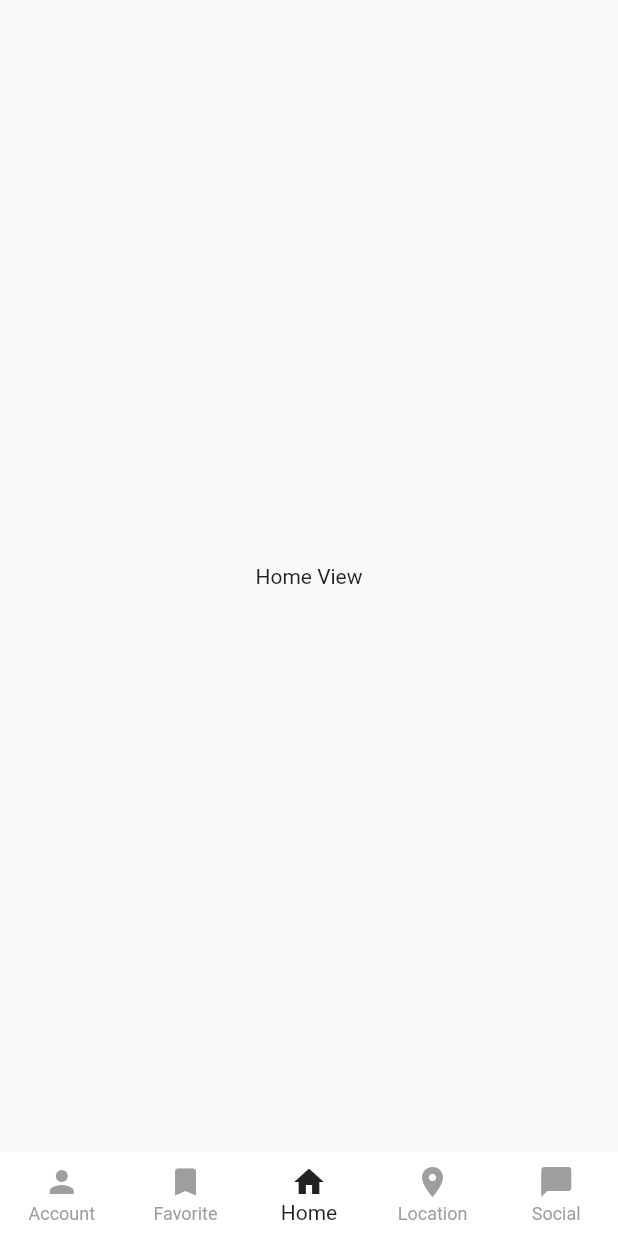
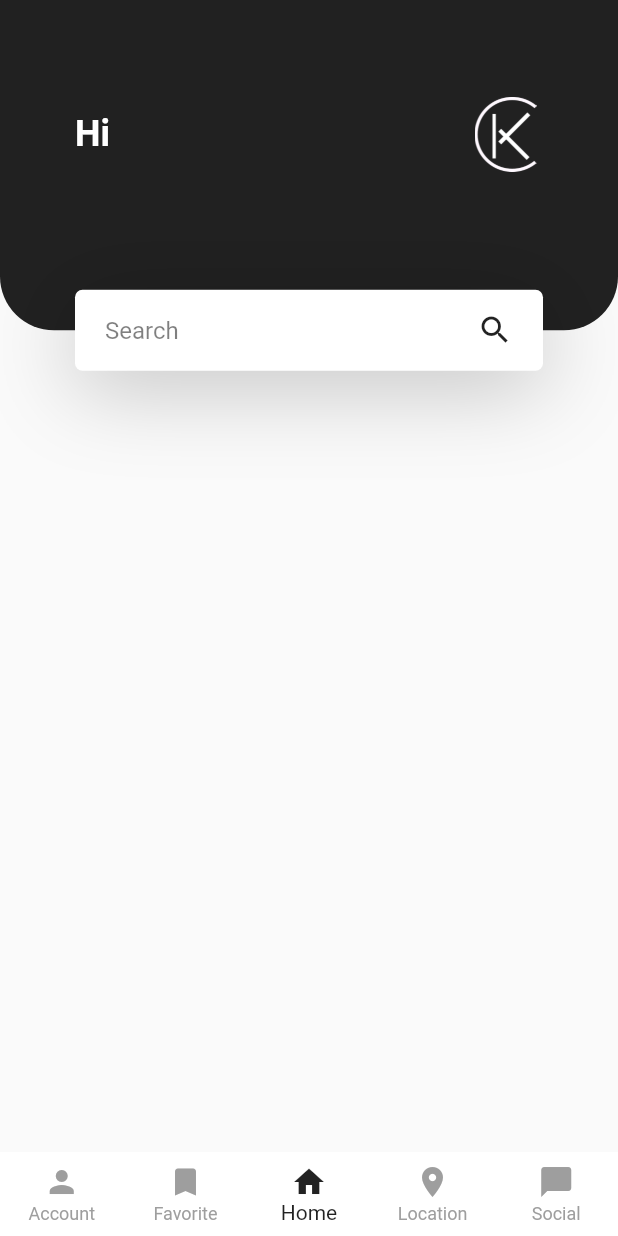
Before and after one commit to leave20/ptapp, a Flutter app: the DashboardPage screen opened by its route, item 3 of the bottom bar chosen, on a phone screen of 412 x 824 dp. Run offline on Flutter 3.47's test engine with Material 2 defaults, Android fonts, the phone set to English and light mode, and no system bars; our stand-ins replace badges, get, shared_preferences; accounts and stored records are empty; network calls fail.

Commit message:
add Home : Header with search component

```diff
--- a/assets/data/favorite.json
+++ b/assets/data/favorite.json
@@ -3,7 +3,7 @@
     "id": 0,
     "name": "Anchor Bracelet",
     "category": "Accessories",
-    "imageUrl": "https://websitedemos.net/brandstore-02/wp-content/uploads/sites/150/2017/12/product-accessory2-300x300.jpg",
+    "imageUrl": "https://m.media-amazon.com/images/I/412w7Y+6PVS._AC_.jpg",
     "oldPrice": "0",
     "price": "150"
   },
@@ -27,7 +27,7 @@
     "id": 3,
     "name": "Dark Brown Jeans",
     "category": "Men",
-    "imageUrl": "https://websitedemos.net/brandstore-02/wp-content/uploads/sites/150/2017/12/product-m-jeans1-300x300.jpg",
+    "imageUrl": "https://m.media-amazon.com/images/I/412w7Y+6PVS._AC_.jpg",
     "oldPrice": "0",
     "price": "150"
   },
@@ -35,7 +35,7 @@
     "id": 4,
     "name": "Blue Denim Jeans",
     "category": "Women",
-    "imageUrl": "https://websitedemos.net/brandstore-02/wp-content/uploads/sites/150/2017/12/product-w-jeans2-300x300.jpg",
+    "imageUrl": "https://m.media-amazon.com/images/I/412w7Y+6PVS._AC_.jpg",
     "oldPrice": "0",
     "price": "150"
   },
@@ -43,7 +43,7 @@
     "id": 5,
     "name": "Basic Gray Jeans",
     "category": "Women",
-    "imageUrl": "https://websitedemos.net/brandstore-02/wp-content/uploads/sites/150/2017/12/product-w-jeans4-300x300.jpg",
+    "imageUrl": "https://m.media-amazon.com/images/I/412w7Y+6PVS._AC_.jpg",
     "oldPrice": "0",
     "price": "150"
   },
@@ -51,7 +51,7 @@
     "id": 6,
     "name": "Blue Denim Short",
     "category": "Women",
-    "imageUrl": "https://websitedemos.net/brandstore-02/wp-content/uploads/sites/150/2017/12/product-w-jeans1-300x300.jpg",
+    "imageUrl": "https://m.media-amazon.com/images/I/412w7Y+6PVS._AC_.jpg",
     "oldPrice": "150",
     "price": "130"
   },
@@ -59,7 +59,7 @@
     "id": 7,
     "name": "Boho Bangle Bracelet",
     "category": "Women",
-    "imageUrl": "https://websitedemos.net/brandstore-02/wp-content/uploads/sites/150/2017/12/product-accessory1.jpg",
+    "imageUrl": "https://m.media-amazon.com/images/I/412w7Y+6PVS._AC_.jpg",
     "oldPrice": "0",
     "price": "130"
   },
@@ -67,7 +67,7 @@
     "id": 8,
     "name": "Light Brown Purse",
     "category": "Accessories",
-    "imageUrl": "https://websitedemos.net/brandstore-02/wp-content/uploads/sites/150/2017/12/product-bag1-300x300.jpg",
+    "imageUrl": "https://m.media-amazon.com/images/I/412w7Y+6PVS._AC_.jpg",
     "oldPrice": "0",
     "price": "150"
   },
@@ -75,7 +75,7 @@
     "id": 9,
     "name": "Bright Red Bag",
     "category": "Accessories",
-    "imageUrl": "https://websitedemos.net/brandstore-02/wp-content/uploads/sites/150/2017/12/product-bag3-300x300.jpg",
+    "imageUrl": "https://m.media-amazon.com/images/I/412w7Y+6PVS._AC_.jpg",
     "oldPrice": "0",
     "price": "150"
   }
--- /dev/null
+++ b/lib/view/components/body.dart
@@ -0,0 +1,18 @@
+import 'package:flutter/cupertino.dart';
+import 'package:flutter/material.dart';
+
+import 'header_with_search.dart';
+
+class Body extends StatelessWidget {
+  @override
+  Widget build(BuildContext context) {
+    Size size = MediaQuery.of(context).size;
+    return SingleChildScrollView(
+      child: Column(
+        children: [
+          HeaderWithSearchBox(size: size),
+        ],
+      ),
+    );
+  }
+}
--- /dev/null
+++ b/lib/view/components/header_with_search.dart
@@ -0,0 +1,85 @@
+import 'package:flutter/material.dart';
+
+class HeaderWithSearchBox extends StatelessWidget {
+  const HeaderWithSearchBox({Key? key, required this.size}) : super(key: key);
+  final Size size;
+
+  @override
+  Widget build(BuildContext context) {
+    // TODO: implement build
+    return Column(
+      children: [
+        Container(
+          margin: EdgeInsets.only(bottom: 50.0 *2.5),
+          height: size.height * 0.3,
+          child: Stack(children: [
+            Container(
+              padding:
+              EdgeInsets.only(left: 50.0, right: 50.0, bottom: 36 + 5.0),
+              alignment: Alignment.center,
+              height: size.height * 0.3 - 27,
+              decoration: BoxDecoration(
+                color: Colors.black87,
+                borderRadius: BorderRadius.only(
+                  bottomLeft: Radius.circular(36),
+                  bottomRight: Radius.circular(36),
+                ),
+              ),
+              child: Row(
+                children: [
+                  Text(
+                    'Hi',
+                    style: Theme.of(context).textTheme.headline5!.copyWith(
+                        color: Colors.white, fontWeight: FontWeight.bold),
+                  ),
+                  Spacer(),
+                  Image.asset("assets/vectors/path865.png",
+                      height: 50, width: 50),
+                ],
+              ),
+            ),
+            Positioned(
+              bottom: 0,
+              left: 0,
+              right: 0,
+              child: Container(
+                alignment: Alignment.center,
+                margin: EdgeInsets.symmetric(horizontal: 50.0),
+                padding: EdgeInsets.symmetric(horizontal: 20.0),
+                height: 54,
+                decoration: BoxDecoration(
+                  color: Colors.white,
+                  borderRadius: BorderRadius.circular(5),
+                  boxShadow: [
+                    BoxShadow(
+                      offset: Offset(0, 10),
+                      blurRadius: 50,
+                      color: Colors.black87.withOpacity(0.23),
+                    ),
+                  ],
+                ),
+                child: Row(
+                  children: [
+                    Expanded(
+                      child: TextField(
+                        decoration: InputDecoration(
+                          hintText: 'Search',
+                          hintStyle: TextStyle(
+                            color: Colors.black87.withOpacity(0.5),
+                          ),
+                          enabledBorder: InputBorder.none,
+                          focusedBorder: InputBorder.none,
+                        ),
+                      ),
+                    ),
+                    Icon(Icons.search),
+                  ],
+                ),
+              ),
+            ),
+          ]),
+        )
+      ],
+    );
+  }
+}
--- a/lib/view/pages/home/home_view.dart
+++ b/lib/view/pages/home/home_view.dart
@@ -1,14 +1,14 @@
 import 'package:flutter/material.dart';
+
+import 'package:ptappmobile/view/components/body.dart';
 
 class HomePage extends StatelessWidget {
   const HomePage({Key? key}) : super(key: key);
 
   @override
   Widget build(BuildContext context) {
-    return Scaffold(body: Container(
-      child: Center(
-        child: Text('Home View'),
-      ),
-    ));
+    return Scaffold(
+      body: Body(),
+    );
   }
 }
--- a/pubspec.yaml
+++ b/pubspec.yaml
@@ -21,6 +21,7 @@ environment:
   sdk: ">=2.12.0 <3.0.0"
 
 dependencies:
+  flutter_svg:
   floor:
   rflutter_alert:
   fancy_bottom_navigation: ^0.3.3
```
Also changed, not shown: pubspec.lock.
